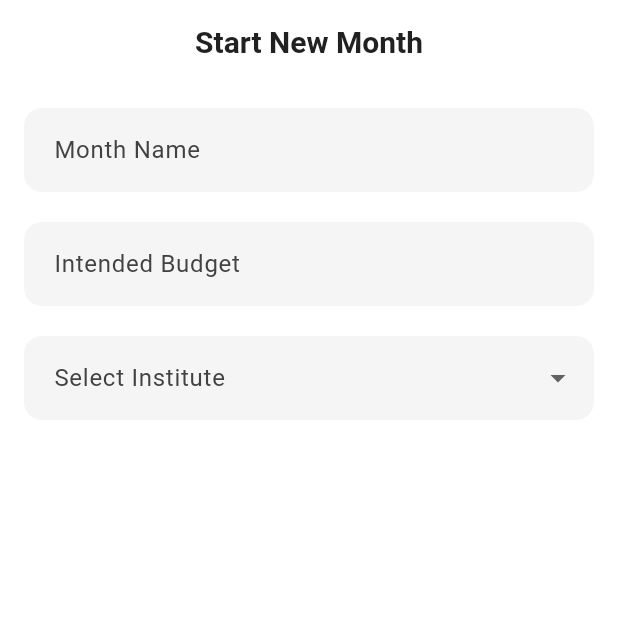
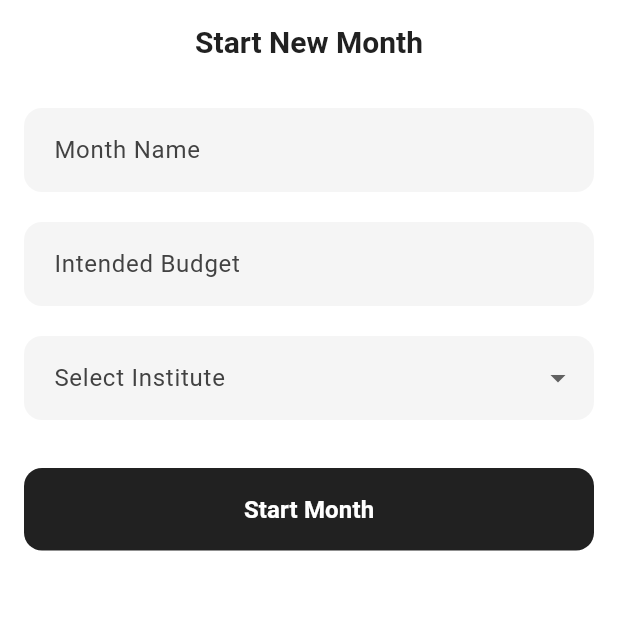
Before and after one commit to R4f4y04/bachat, a Flutter app: the screen it shows after launch, on a phone screen of 412 x 824 dp, the top half of it. Run offline on Flutter 3.47's test engine with Material 3 defaults, Android fonts, the phone set to English and light mode, and no system bars; our stand-ins replace fl_chart, flutter_slidable, hive, hive_flutter, liquid_pull_to_refresh; accounts and stored records are empty.

Commit message:
final touch to the new month screen main button

```diff
--- a/lib/screens/new_month_screen.dart
+++ b/lib/screens/new_month_screen.dart
@@ -188,8 +188,8 @@ class _NewMonthScreenState extends State<NewMonthScreen> {
               SizedBox(height: 32),
               ElevatedButton(
                 style: ElevatedButton.styleFrom(
-                  backgroundColor: theme.primaryColor,
-                  foregroundColor: Colors.white,
+                  backgroundColor: theme.appBarTheme.foregroundColor,
+                  foregroundColor: theme.appBarTheme.backgroundColor,
                   padding: EdgeInsets.symmetric(vertical: 16),
                   shape: RoundedRectangleBorder(
                     borderRadius: BorderRadius.circular(12),
```
